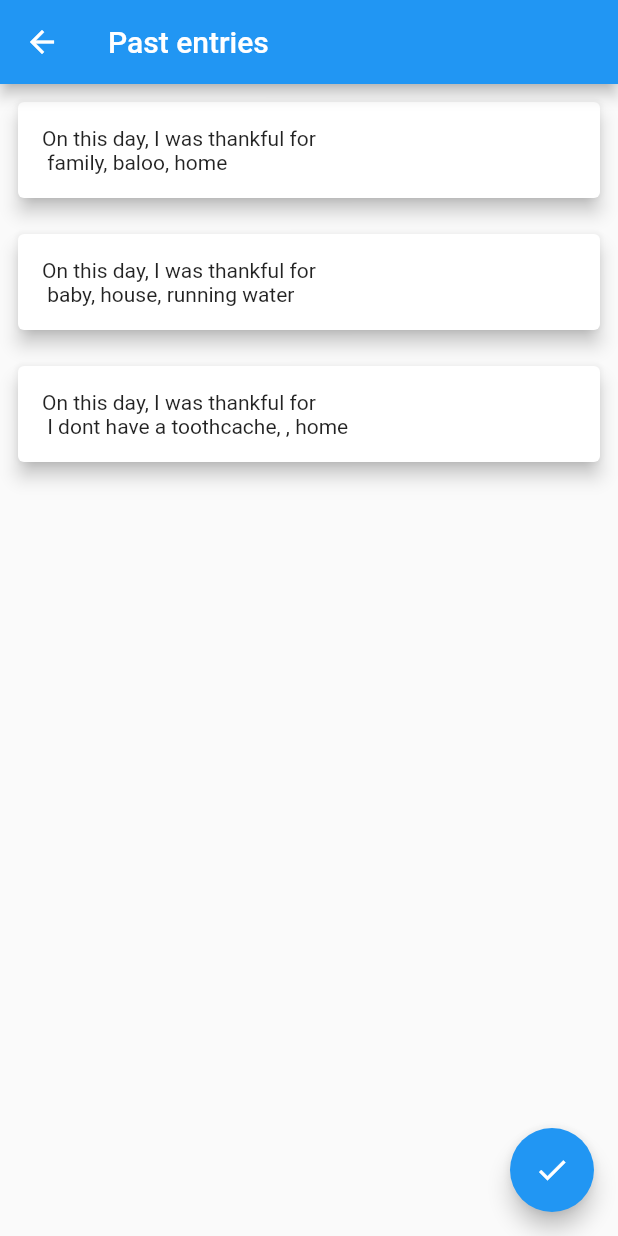
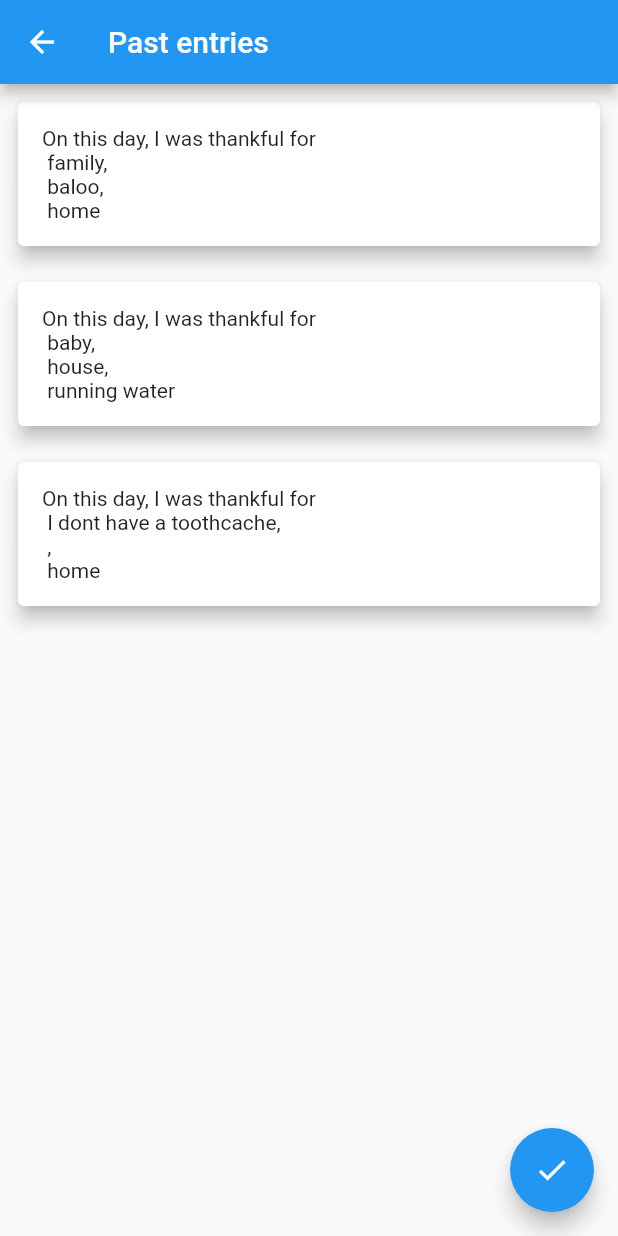
Before and after one commit to valerianaGit/3ThingsFlutter, a Flutter app: the GratitudeOrFearPastEntriesScreen screen opened by its route, on a phone screen of 412 x 824 dp. Run offline on Flutter 3.47's test engine with Material 2 defaults, Android fonts, the phone set to English and light mode, and no system bars; our stand-ins replace table_calendar.

Commit message:
skip a line for each entry and previous commit gratitude list to include a prompt for the entries

```diff
--- a/lib/widgets/stored_values_cards.dart
+++ b/lib/widgets/stored_values_cards.dart
@@ -15,7 +15,7 @@ class StoredValuesCards extends StatelessWidget {
           elevation: 5.0,
           child: Padding(
             padding: const EdgeInsets.all(16.0),
-            child: Text('$content1, $content2, $content3'),
+            child: Text('$content1,\n $content2,\n $content3'),
           ),
         ),
       ),
```
